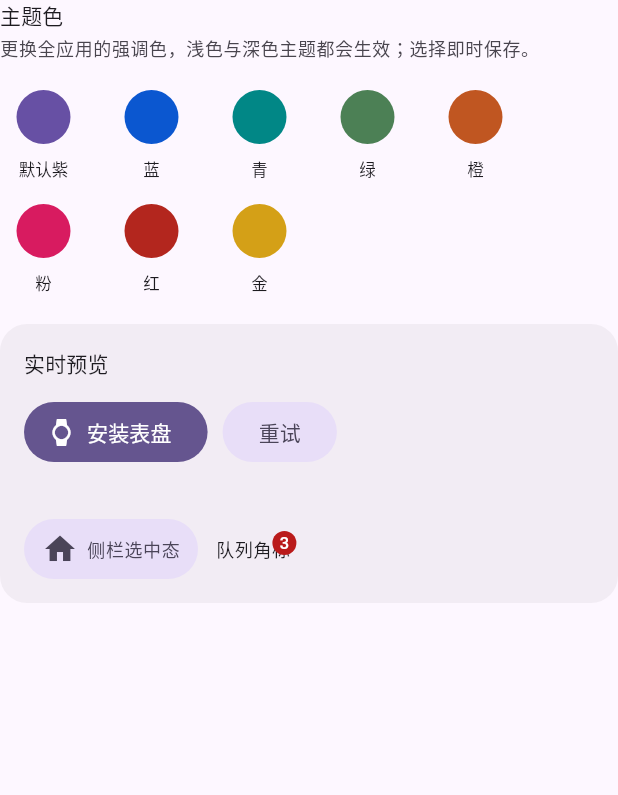
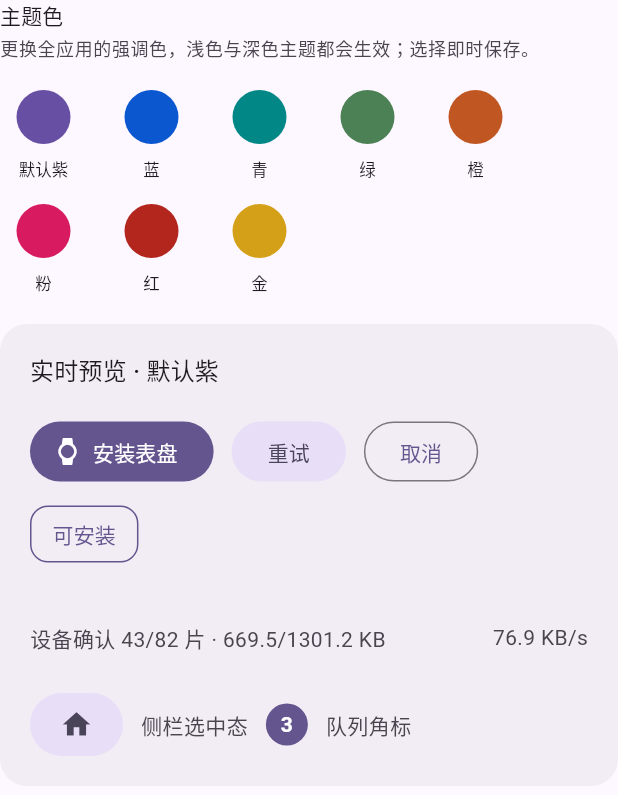
Before and after one commit to An2em6o/Wristload, a Flutter app: the ThemeColorSelector widget shown alone on an empty page, opened directly with empty values, on a phone screen of 412 x 824 dp. Shown: the top 795 px of the screen. Run offline on Flutter 3.47's test engine with Material 3 defaults, Android fonts, the phone set to English and light mode, and no system bars; our stand-ins replace cross_file, file_picker, shared_preferences, web; missing offline and left inert: bluetooth_low_energy, bluetooth_low_energy_platform_interface, dart:js_interop, desktop_multi_window, pointycastle, screen_retriever and 2 more; accounts and stored records are empty.

Commit message:
fix: align theme color preview with MD3 reference

```diff
--- a/lib/presentation/settings_page.dart
+++ b/lib/presentation/settings_page.dart
@@ -194,7 +194,15 @@ class ThemeColorSelector extends StatelessWidget {
               .toList(growable: false),
         ),
         const SizedBox(height: 20),
-        _ThemeColorPreview(colors: colors),
+        _ThemeColorPreview(
+          colors: colors,
+          themeName: _choices
+              .firstWhere(
+                (choice) => choice.color.toARGB32() == value.toARGB32(),
+                orElse: () => _choices.first,
+              )
+              .name,
+        ),
       ],
     );
   }
@@ -288,14 +296,21 @@ class _ThemeColorChoice extends StatelessWidget {
 }
 
 class _ThemeColorPreview extends StatelessWidget {
-  const _ThemeColorPreview({required this.colors});
+  const _ThemeColorPreview({
+    required this.colors,
+    required this.themeName,
+  });
 
   final ColorScheme colors;
+  final String themeName;
 
   @override
-  Widget build(BuildContext context) => Container(
+  Widget build(BuildContext context) {
+    final theme = Theme.of(context);
+    final textTheme = theme.textTheme;
+    return Container(
       key: const ValueKey('theme-color-preview'),
-        padding: const EdgeInsets.all(16),
+      padding: const EdgeInsets.fromLTRB(20, 18, 20, 20),
       decoration: BoxDecoration(
         color: colors.surfaceContainer,
         borderRadius: BorderRadius.circular(18),
@@ -303,84 +318,149 @@ class _ThemeColorPreview extends StatelessWidget {
       child: Column(
         crossAxisAlignment: CrossAxisAlignment.start,
         children: [
-            Text('实时预览', style: Theme.of(context).textTheme.titleSmall),
-            const SizedBox(height: 12),
+          Text(
+            '实时预览 · $themeName',
+            key: const ValueKey('theme-preview-title'),
+            style: textTheme.titleMedium?.copyWith(
+              color: colors.onSurface,
+            ),
+          ),
+          const SizedBox(height: 18),
           Wrap(
-              spacing: 10,
-              runSpacing: 10,
+            key: const ValueKey('theme-preview-actions'),
+            spacing: 12,
+            runSpacing: 12,
+            crossAxisAlignment: WrapCrossAlignment.center,
             children: [
               FilledButton.icon(
+                key: const ValueKey('theme-preview-install'),
                 onPressed: () {},
                 icon: const Icon(Icons.watch),
                 label: const Text('安装表盘'),
               ),
               FilledButton.tonal(
+                key: const ValueKey('theme-preview-retry'),
                 onPressed: () {},
                 child: const Text('重试'),
               ),
+              OutlinedButton(
+                key: const ValueKey('theme-preview-cancel'),
+                onPressed: () {},
+                child: const Text('取消'),
+              ),
+              _ThemePreviewChip(
+                key: const ValueKey('theme-preview-installable'),
+                colors: colors,
+                label: '可安装',
+              ),
             ],
           ),
-            const SizedBox(height: 16),
+          const SizedBox(height: 26),
           ClipRRect(
             borderRadius: BorderRadius.circular(3),
             child: SizedBox(
+              key: const ValueKey('theme-preview-progress-track'),
               height: 6,
               child: Row(
                 children: [
                   Expanded(
-                      flex: 58,
+                    flex: 52,
                     child: ColoredBox(
                       key: const ValueKey('theme-preview-confirmed'),
                       color: colors.primary,
                     ),
                   ),
                   Expanded(
-                      flex: 24,
+                    flex: 18,
                     child: ColoredBox(
                       key: const ValueKey('theme-preview-submitted'),
                       color: colors.primaryContainer,
                     ),
                   ),
                   Expanded(
-                      flex: 18,
-                      child: ColoredBox(color: colors.surfaceContainerHighest),
+                    flex: 30,
+                    child: ColoredBox(
+                      key: const ValueKey('theme-preview-track'),
+                      color: colors.surfaceContainerHighest,
+                    ),
                   ),
                 ],
               ),
             ),
           ),
-            const SizedBox(height: 12),
+          const SizedBox(height: 8),
           Row(
-              mainAxisSize: MainAxisSize.min,
+            key: const ValueKey('theme-preview-transfer-stats'),
+            crossAxisAlignment: CrossAxisAlignment.start,
+            children: [
+              Expanded(
+                child: Text(
+                  '设备确认 43/82 片 · 669.5/1301.2 KB',
+                  style: textTheme.bodyMedium?.copyWith(
+                    color: colors.onSurfaceVariant,
+                    fontFeatures: const [FontFeature.tabularFigures()],
+                  ),
+                ),
+              ),
+              const SizedBox(width: 12),
+              Text(
+                '76.9 KB/s',
+                textAlign: TextAlign.end,
+                style: textTheme.bodyMedium?.copyWith(
+                  color: colors.onSurfaceVariant,
+                  fontFeatures: const [FontFeature.tabularFigures()],
+                ),
+              ),
+            ],
+          ),
+          const SizedBox(height: 26),
+          Wrap(
+            key: const ValueKey('theme-preview-navigation'),
+            spacing: 12,
+            runSpacing: 10,
+            crossAxisAlignment: WrapCrossAlignment.center,
             children: [
               Container(
                 key: const ValueKey('theme-preview-navigation-pill'),
                 padding:
-                      const EdgeInsets.symmetric(horizontal: 12, vertical: 8),
+                    const EdgeInsets.symmetric(horizontal: 20, vertical: 10),
                 decoration: BoxDecoration(
                   color: colors.secondaryContainer,
-                    borderRadius: BorderRadius.circular(20),
+                  borderRadius: BorderRadius.circular(24),
                 ),
-                  child: Row(
-                    mainAxisSize: MainAxisSize.min,
-                    children: [
-                      Icon(Icons.home, color: colors.onSecondaryContainer),
-                      const SizedBox(width: 6),
+                child: Icon(
+                  Icons.home,
+                  color: colors.onSecondaryContainer,
+                  size: 22,
+                ),
+              ),
               Text(
                 '侧栏选中态',
-                        style: Theme.of(context).textTheme.bodySmall?.copyWith(
-                              color: colors.onSecondaryContainer,
+                style: textTheme.bodyMedium?.copyWith(
+                  color: colors.onSurfaceVariant,
                 ),
               ),
-                    ],
+              Container(
+                key: const ValueKey('theme-preview-badge'),
+                width: 28,
+                height: 28,
+                alignment: Alignment.center,
+                decoration: BoxDecoration(
+                  color: colors.primary,
+                  shape: BoxShape.circle,
+                ),
+                child: Text(
+                  '3',
+                  style: textTheme.labelLarge?.copyWith(
+                    color: colors.onPrimary,
+                    fontWeight: FontWeight.w600,
                   ),
                 ),
-                const SizedBox(width: 12),
-                Badge.count(
-                  count: 3,
-                  child: Text(
+              ),
+              Text(
                 '队列角标',
-                    style: Theme.of(context).textTheme.bodySmall,
+                style: textTheme.bodyMedium?.copyWith(
+                  color: colors.onSurfaceVariant,
                 ),
               ),
             ],
@@ -389,3 +469,30 @@ class _ThemeColorPreview extends StatelessWidget {
       ),
     );
   }
+}
+
+class _ThemePreviewChip extends StatelessWidget {
+  const _ThemePreviewChip({
+    required this.colors,
+    required this.label,
+    super.key,
+  });
+
+  final ColorScheme colors;
+  final String label;
+
+  @override
+  Widget build(BuildContext context) => Container(
+        padding: const EdgeInsets.symmetric(horizontal: 14, vertical: 8),
+        decoration: BoxDecoration(
+          border: Border.all(color: colors.primary),
+          borderRadius: BorderRadius.circular(12),
+        ),
+        child: Text(
+          label,
+          style: Theme.of(context).textTheme.labelLarge?.copyWith(
+                color: colors.primary,
+              ),
+        ),
+      );
+}
```
Lines whose indentation alone changed are shown as unchanged.
